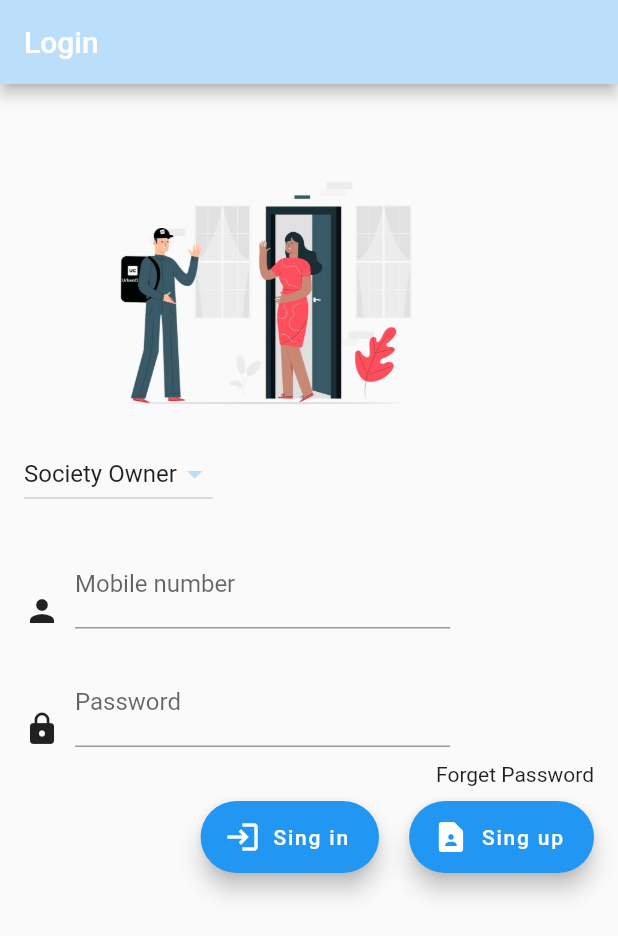
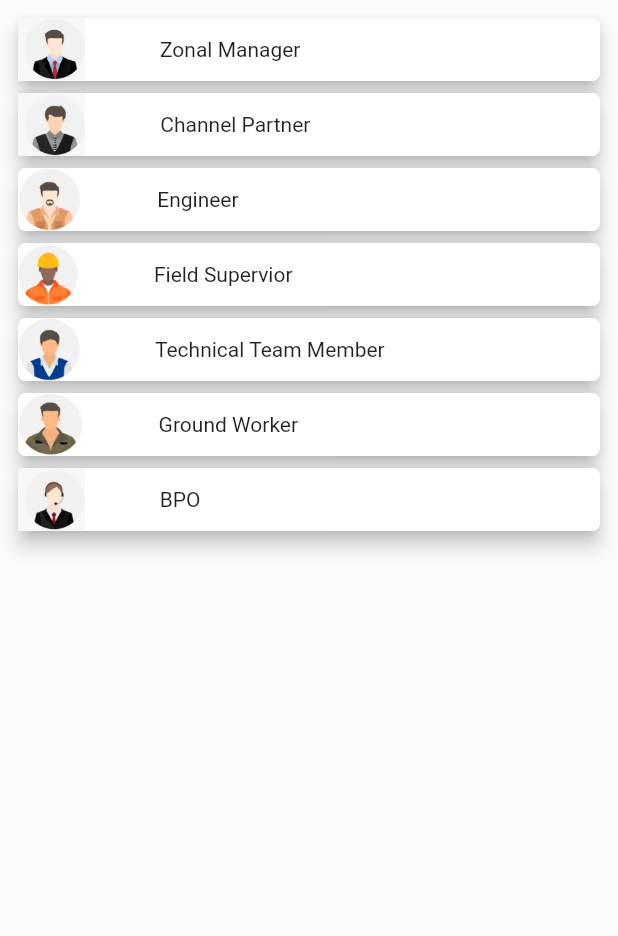
Before and after one commit to infinohs/employee, a Flutter app: the screen it shows after launch, after a tap on "Skip", on a phone screen of 412 x 824 dp. Shown: the top 936 px of the screen. Run offline on Flutter 3.47's test engine with Material 2 defaults, Android fonts, the phone set to English and light mode, and no system bars; our stand-ins replace animated_text_kit, cached_network_image, flutter_easyloading, google_fonts, image_picker, otp_text_field and 1 more; missing offline and left inert: http_interceptor.

Commit message:
- mass development commit

```diff
--- a/lib/feature/data/local/local_index.dart
+++ b/lib/feature/data/local/local_index.dart
@@ -3,7 +3,7 @@
   final String isLogin = 'ISLOGIN';
   final String UserId = 'UserId';
   final String societyId = 'societyId';
-  final String username = 'username';
+   final String username = 'username';
   final String password = 'password';
   final String email = 'email';
   final String mobile = 'mobile';
@@ -11,4 +11,12 @@
   final String city_id = 'city_id';
   final String full_name = 'full_name';
   final String is_owner = 'is_owner';
+  final String user_type = 'UserType';
+  final String GroundWorker = 'Ground Worker';
+  final String TechnicalTeamMember = 'Technical Team Member';
+  final String FieldSupervior = 'Field Supervior';
+  final String Engineer = 'Engineer';
+  final String ChannelPartner = 'Channel Partner';
+  final String ZonalManager = 'Zonal Manager';
+  final String bpo = 'bpo';
 }
--- a/lib/feature/data/remote/apis_constants.dart
+++ b/lib/feature/data/remote/apis_constants.dart
@@ -1,6 +1,6 @@
 class ApiConstants {
   static final String BASE_URL_RELEASED = "http://admin.arkayahomecare.com/api/";
-  static final String Login = BASE_URL_RELEASED+"login_society_mobile";
+  static final String Login = BASE_URL_RELEASED+"check_zonal_managenr_login";
   static final String getRegistrationPreData = BASE_URL_RELEASED+"admin_society_list";
   static final String getRegistration = BASE_URL_RELEASED+"add_Society_owner_app";
   static final String getActiveComplaint = BASE_URL_RELEASED+"zonal_comp_active";
--- a/lib/feature/data/remote/http_client_helper.dart
+++ b/lib/feature/data/remote/http_client_helper.dart
@@ -23,7 +23,7 @@
   Future<Response> getLoginApi(
       {String mobileNumber: "", String password: ""}) async {
     return await client.post(Uri.parse(ApiConstants.Login), body: {
-      'mobile': mobileNumber,
+      'email': mobileNumber,
       'password': password,
     });
   }
--- a/lib/feature/presentation/is_guarde_screen/is_guarde_screen.dart
+++ b/lib/feature/presentation/is_guarde_screen/is_guarde_screen.dart
@@ -1,4 +1,4 @@
-import 'package:employee/feature/presentation/login_screen/login_screen.dart';
+import 'package:employee/feature/presentation/user_list_screen/user_list_screen.dart';
 import 'package:flutter/material.dart';
 
 class IsGuardeScreen extends StatefulWidget {
@@ -30,7 +30,7 @@
             onTap: () {
               Navigator.of(context).pushReplacement(
                   new MaterialPageRoute(builder: (BuildContext context) {
-                return LoginScreen();
+                return UserListScreen();
               }));
             },
             child: Container(
--- a/lib/feature/presentation/login_screen/domain/login_model.dart
+++ b/lib/feature/presentation/login_screen/domain/login_model.dart
@@ -1,92 +1,80 @@
 import 'dart:convert';
-LoginModel LoginModelFromJson(String str) => LoginModel.fromJson(json.decode(str));
-String LoginModelToJson(LoginModel data) => json.encode(data.toJson());
+LoginModel loginModelFromJson(String str) => LoginModel.fromJson(json.decode(str));
+String loginModelToJson(LoginModel data) => json.encode(data.toJson());
 class LoginModel {
   LoginModel({
       int? id,
-      String? societyId,
+      String? cityId,
       String? username,
       String? password,
       String? email,
       String? mobile,
       String? profileImg,
-      String? cityId,
-      String? fullName,
-      dynamic contratStatus,
-      String? isOwner,
+      String? pin,
+      String? chanelPartnerEngineerFlag,
       String? createdAt,
       String? updatedAt,}){
     _id = id;
-    _societyId = societyId;
+    _cityId = cityId;
     _username = username;
     _password = password;
     _email = email;
     _mobile = mobile;
     _profileImg = profileImg;
-    _cityId = cityId;
-    _fullName = fullName;
-    _contratStatus = contratStatus;
-    _isOwner = isOwner;
+    _pin = pin;
+    _chanelPartnerEngineerFlag = chanelPartnerEngineerFlag;
     _createdAt = createdAt;
     _updatedAt = updatedAt;
 }
 
   LoginModel.fromJson(dynamic json) {
     _id = json['id'];
-    _societyId = json['society_id'];
+    _cityId = json['city_id'];
     _username = json['username'];
     _password = json['password'];
     _email = json['email'];
     _mobile = json['mobile'];
     _profileImg = json['profile_img'];
-    _cityId = json['city_id'];
-    _fullName = json['full_name'];
-    _contratStatus = json['contrat_status'];
-    _isOwner = json['is_owner'];
+    _pin = json['pin'];
+    _chanelPartnerEngineerFlag = json['chanel_partner_engineer_flag'];
     _createdAt = json['created_at'];
     _updatedAt = json['updated_at'];
   }
   int? _id;
-  String? _societyId;
+  String? _cityId;
   String? _username;
   String? _password;
   String? _email;
   String? _mobile;
   String? _profileImg;
-  String? _cityId;
-  String? _fullName;
-  dynamic _contratStatus;
-  String? _isOwner;
+  String? _pin;
+  String? _chanelPartnerEngineerFlag;
   String? _createdAt;
   String? _updatedAt;
 
   int? get id => _id;
-  String? get societyId => _societyId;
+  String? get cityId => _cityId;
   String? get username => _username;
   String? get password => _password;
   String? get email => _email;
   String? get mobile => _mobile;
   String? get profileImg => _profileImg;
-  String? get cityId => _cityId;
-  String? get fullName => _fullName;
-  dynamic get contratStatus => _contratStatus;
-  String? get isOwner => _isOwner;
+  String? get pin => _pin;
+  String? get chanelPartnerEngineerFlag => _chanelPartnerEngineerFlag;
   String? get createdAt => _createdAt;
   String? get updatedAt => _updatedAt;
 
   Map<String, dynamic> toJson() {
     final map = <String, dynamic>{};
     map['id'] = _id;
-    map['society_id'] = _societyId;
+    map['city_id'] = _cityId;
     map['username'] = _username;
     map['password'] = _password;
     map['email'] = _email;
     map['mobile'] = _mobile;
     map['profile_img'] = _profileImg;
-    map['city_id'] = _cityId;
-    map['full_name'] = _fullName;
-    map['contrat_status'] = _contratStatus;
-    map['is_owner'] = _isOwner;
+    map['pin'] = _pin;
+    map['chanel_partner_engineer_flag'] = _chanelPartnerEngineerFlag;
     map['created_at'] = _createdAt;
     map['updated_at'] = _updatedAt;
     return map;
--- a/lib/feature/presentation/login_screen/login_screen.dart
+++ b/lib/feature/presentation/login_screen/login_screen.dart
@@ -1,7 +1,5 @@
 import 'dart:convert';
 
-import 'package:flutter/material.dart';
-import 'package:flutter_easyloading/flutter_easyloading.dart';
 import 'package:employee/core/app_colors.dart';
 import 'package:employee/core/app_constant.dart';
 import 'package:employee/core/utils.dart';
@@ -10,7 +8,8 @@
 import 'package:employee/feature/data/remote/http_client_helper.dart';
 import 'package:employee/feature/presentation/dashboard/dashboard_screen.dart';
 import 'package:employee/feature/presentation/login_screen/domain/login_model.dart';
-import 'package:employee/feature/presentation/rigistration_screen/registration_screen.dart';
+import 'package:flutter/material.dart';
+import 'package:flutter_easyloading/flutter_easyloading.dart';
 
 class LoginScreen extends StatefulWidget {
   @override
@@ -45,35 +44,12 @@
             child: Column(
               crossAxisAlignment: CrossAxisAlignment.start,
               children: [
-                Image.asset(
-                  "assets/jpg/img_delivering.jpg",
-                  height: 200,
+                Center(
+                  child: Image.asset(
+                    "assets/icon/ic_launcher.png",
+                    height: 100,
                   ),
-                SizedBox(
-                  height: 20,
                 ),
-                DropdownButton(
-                    icon: Icon(
-                      Icons.arrow_drop_down,
-                      color: AppColors.appTheame,
-                    ),
-                    value: _value,
-                    items: const [
-                      DropdownMenuItem(
-                        child: Text("Society Owner"),
-                        value: 1,
-                      ),
-                      DropdownMenuItem(
-                        child: Text("Flat Owner"),
-                        value: 2,
-                      )
-                    ],
-                    onChanged: (value) {
-                      setState(() {
-                        _value = int.parse(value.toString());
-                      });
-                    },
-                    hint: Text("Select User")),
                 SizedBox(
                   height: 20,
                 ),
@@ -88,12 +64,11 @@
                       width: 250,
                       child: Container(
                         child: TextFormField(
-                          keyboardType: TextInputType.number,
+                          keyboardType: TextInputType.emailAddress,
                           maxLines: 1,
-                          maxLength: 10,
                           controller: _mobileController,
                           decoration: const InputDecoration(
-                              labelText: 'Mobile number',
+                              labelText: 'Email',
                               border: UnderlineInputBorder(),
                               counterText: ""),
                         ),
@@ -135,13 +110,6 @@
                 ),
                 Row(
                   mainAxisAlignment: MainAxisAlignment.end,
-                  children: [Text("Forget Password")],
-                ),
-                SizedBox(
-                  height: 10,
-                ),
-                Row(
-                  mainAxisAlignment: MainAxisAlignment.end,
                   children: [
                     FloatingActionButton.extended(
                       heroTag: 'fsefedf',
@@ -149,24 +117,17 @@
                         apiLoginCall();
                       },
                       icon: Icon(Icons.login),
-                      label: Text("Sing in"),
+                      label: Text("Login"),
+                    ),
+                  ],
                 ),
                 SizedBox(
-                      width: 20,
+                  height: 20,
                 ),
-                    FloatingActionButton.extended(
-                      heroTag: 'fsdf',
-                      onPressed: () {
-                        Navigator.of(context).push(new MaterialPageRoute(
-                            builder: (BuildContext context) {
-                          return RegistrationScreen();
-                        }));
-                      },
-                      icon: Icon(Icons.contact_page_rounded),
-                      label: Text("Sing up"),
-                    )
-                  ],
-                )
+                Image.asset(
+                  "assets/jpg/login_bottom_image.jpeg",
+                  height: 200,
+                ),
               ],
             ),
           ),
@@ -184,8 +145,28 @@
     }
   }
 
-  apiLoginCall() {
+  apiLoginCall() async {
     if (validation()) {
+      String userType =
+          await SharedPref().getStringValue(LocalIndex().user_type);
+
+      switch (userType) {
+        case "Zonal Manager":
+          zonalManagerLoginApi();
+          break;
+      }
+    }
+  }
+
+  bool validation() {
+    if (_mobileController.text.isNotEmpty &&
+        _passwordController.text.isNotEmpty &&
+        _value != 0) return true;
+    Utils().snackShow(context, "Enter valid Mobile / Password");
+    return false;
+  }
+
+  zonalManagerLoginApi() {
     EasyLoading.show(status: AppConstant.loadingMessage);
     HttpClientHelper()
         .getLoginApi(
@@ -199,8 +180,6 @@
         SharedPref().putBoolValue(LocalIndex().isLogin, true);
         SharedPref().putIntValue(LocalIndex().UserId, loginModel.id!);
         SharedPref()
-              .putStringValue(LocalIndex().societyId, loginModel.societyId!);
-          SharedPref()
             .putStringValue(LocalIndex().username, loginModel.username!);
         SharedPref()
             .putStringValue(LocalIndex().password, loginModel.password!);
@@ -209,10 +188,6 @@
         SharedPref()
             .putStringValue(LocalIndex().profile_img, loginModel.profileImg!);
         SharedPref().putStringValue(LocalIndex().city_id, loginModel.cityId!);
-          SharedPref()
-              .putStringValue(LocalIndex().full_name, loginModel.fullName!);
-          SharedPref()
-              .putStringValue(LocalIndex().is_owner, loginModel.isOwner!);
         Navigator.of(context).pushReplacement(
             new MaterialPageRoute(builder: (BuildContext context) {
           return DashboardScreen();
@@ -223,12 +198,3 @@
     });
   }
 }
-
-  bool validation() {
-    if (_mobileController.text.isNotEmpty &&
-        _passwordController.text.isNotEmpty &&
-        _value != 0) return true;
-    Utils().snackShow(context, "Enter valid Mobile / Password");
-    return false;
-  }
-}
--- /dev/null
+++ b/lib/feature/presentation/user_list_screen/user_list_screen.dart
@@ -0,0 +1,222 @@
+import 'package:employee/feature/data/local/local_index.dart';
+import 'package:employee/feature/data/local/shared_pref.dart';
+import 'package:employee/feature/presentation/login_screen/login_screen.dart';
+import 'package:flutter/material.dart';
+
+class UserListScreen extends StatefulWidget {
+  @override
+  _UserListScreenState createState() => _UserListScreenState();
+}
+
+class _UserListScreenState extends State<UserListScreen> {
+  @override
+  Widget build(BuildContext context) {
+    return SafeArea(
+      child: Scaffold(
+        body: SingleChildScrollView(
+          child: Padding(
+            padding: const EdgeInsets.all(8.0),
+            child: Column(
+              children: [
+                GestureDetector(
+                  onTap: () async {
+                    await SharedPref().putStringValue(
+                        LocalIndex().user_type, LocalIndex().ZonalManager);
+
+                    redirectToLogin();
+                  },
+                  child: Card(
+                    elevation: 5,
+                    shape: RoundedRectangleBorder(
+                      borderRadius: BorderRadius.circular(5.0),
+                    ),
+                    child: Row(
+                      mainAxisAlignment: MainAxisAlignment.start,
+                      children: [
+                        Image.asset(
+                          "assets/jpg/ic_zonal_manager.jpg",
+                          height: 42,
+                        ),
+                        SizedBox(
+                          width: 50,
+                        ),
+                        Text("Zonal Manager")
+                      ],
+                    ),
+                  ),
+                ),
+                GestureDetector(
+                  onTap: () async {
+                    await SharedPref().putStringValue(
+                        LocalIndex().user_type, LocalIndex().ChannelPartner);
+
+                    redirectToLogin();
+                  },
+                  child: Card(
+                    elevation: 5,
+                    shape: RoundedRectangleBorder(
+                      borderRadius: BorderRadius.circular(5.0),
+                    ),
+                    child: Row(
+                      mainAxisAlignment: MainAxisAlignment.start,
+                      children: [
+                        Image.asset(
+                          "assets/jpg/ic_channel_partner.jpg",
+                          height: 42,
+                        ),
+                        SizedBox(
+                          width: 50,
+                        ),
+                        Text("Channel Partner")
+                      ],
+                    ),
+                  ),
+                ),
+                GestureDetector(
+                  onTap: () async {
+                    await SharedPref().putStringValue(
+                        LocalIndex().user_type, LocalIndex().Engineer);
+
+                    redirectToLogin();
+                  },
+                  child: Card(
+                    elevation: 5,
+                    shape: RoundedRectangleBorder(
+                      borderRadius: BorderRadius.circular(5.0),
+                    ),
+                    child: Row(
+                      mainAxisAlignment: MainAxisAlignment.start,
+                      children: [
+                        Image.asset(
+                          "assets/jpg/ic_engineer.png",
+                          height: 42,
+                        ),
+                        SizedBox(
+                          width: 50,
+                        ),
+                        Text("Engineer")
+                      ],
+                    ),
+                  ),
+                ),
+                GestureDetector(
+                  onTap: () async {
+                    await SharedPref().putStringValue(
+                        LocalIndex().user_type, LocalIndex().FieldSupervior);
+
+                    redirectToLogin();
+                  },
+                  child: Card(
+                    elevation: 5,
+                    shape: RoundedRectangleBorder(
+                      borderRadius: BorderRadius.circular(5.0),
+                    ),
+                    child: Row(
+                      mainAxisAlignment: MainAxisAlignment.start,
+                      children: [
+                        Image.asset(
+                          "assets/jpg/ic_field_supervisor.png",
+                          height: 42,
+                        ),
+                        SizedBox(
+                          width: 50,
+                        ),
+                        Text("Field Supervior")
+                      ],
+                    ),
+                  ),
+                ),
+                GestureDetector(
+                  onTap: () async {
+                    await SharedPref().putStringValue(LocalIndex().user_type,
+                        LocalIndex().TechnicalTeamMember);
+
+                    redirectToLogin();
+                  },
+                  child: Card(
+                    elevation: 5,
+                    shape: RoundedRectangleBorder(
+                      borderRadius: BorderRadius.circular(5.0),
+                    ),
+                    child: Row(
+                      mainAxisAlignment: MainAxisAlignment.start,
+                      children: [
+                        Image.asset(
+                          "assets/jpg/ic_technical_team_member.png",
+                          height: 42,
+                        ),
+                        SizedBox(
+                          width: 50,
+                        ),
+                        Text("Technical Team Member")
+                      ],
+                    ),
+                  ),
+                ),
+                GestureDetector(
+                  onTap: () async {
+                    await SharedPref().putStringValue(
+                        LocalIndex().user_type, LocalIndex().GroundWorker);
+                    redirectToLogin();
+                  },
+                  child: Card(
+                    elevation: 5,
+                    shape: RoundedRectangleBorder(
+                      borderRadius: BorderRadius.circular(5.0),
+                    ),
+                    child: Row(
+                      mainAxisAlignment: MainAxisAlignment.start,
+                      children: [
+                        Image.asset(
+                          "assets/jpg/ic_ground_worker.png",
+                          height: 42,
+                        ),
+                        SizedBox(
+                          width: 50,
+                        ),
+                        Text("Ground Worker")
+                      ],
+                    ),
+                  ),
+                ),
+                GestureDetector(
+                  onTap: () async {
+                    await SharedPref().putStringValue(
+                        LocalIndex().user_type, LocalIndex().bpo);
+                    redirectToLogin();
+                  },
+                  child: Card(
+                    elevation: 5,
+                    shape: RoundedRectangleBorder(
+                      borderRadius: BorderRadius.circular(5.0),
+                    ),
+                    child: Row(
+                      mainAxisAlignment: MainAxisAlignment.start,
+                      children: [
+                        Image.asset(
+                          "assets/jpg/ic_bpo.jpg",
+                          height: 42,
+                        ),
+                        SizedBox(
+                          width: 50,
+                        ),
+                        Text("BPO")
+                      ],
+                    ),
+                  ),
+                ),
+              ],
+            ),
+          ),
+        ),
+      ),
+    );
+  }
+
+  redirectToLogin() {
+    Navigator.pushReplacement(context,
+        new MaterialPageRoute(builder: (BuildContext context) {
+      return LoginScreen();
+    }));
+  }
+}
```
Also changed, not shown: assets/jpg/ic_bpo.jpg (added), assets/jpg/ic_channel_partner.jpg (added), assets/jpg/ic_engineer.png (added), assets/jpg/ic_field_supervisor.png (added), assets/jpg/ic_ground_worker.png (added), assets/jpg/ic_technical_team_member.png (added), assets/jpg/ic_zonal_manager.jpg (added), assets/jpg/login_bottom_image.jpeg (added). Lines whose indentation alone changed are shown as unchanged.
